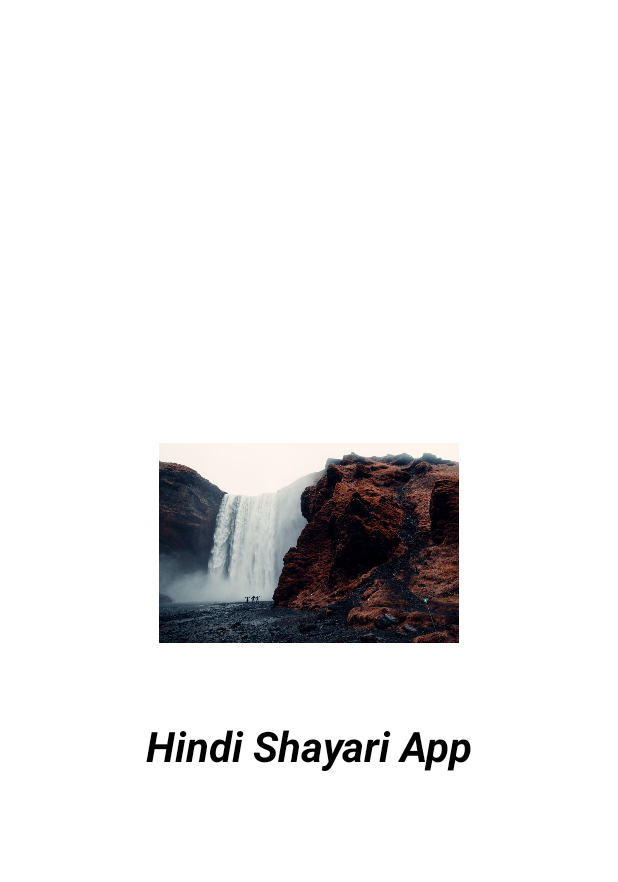
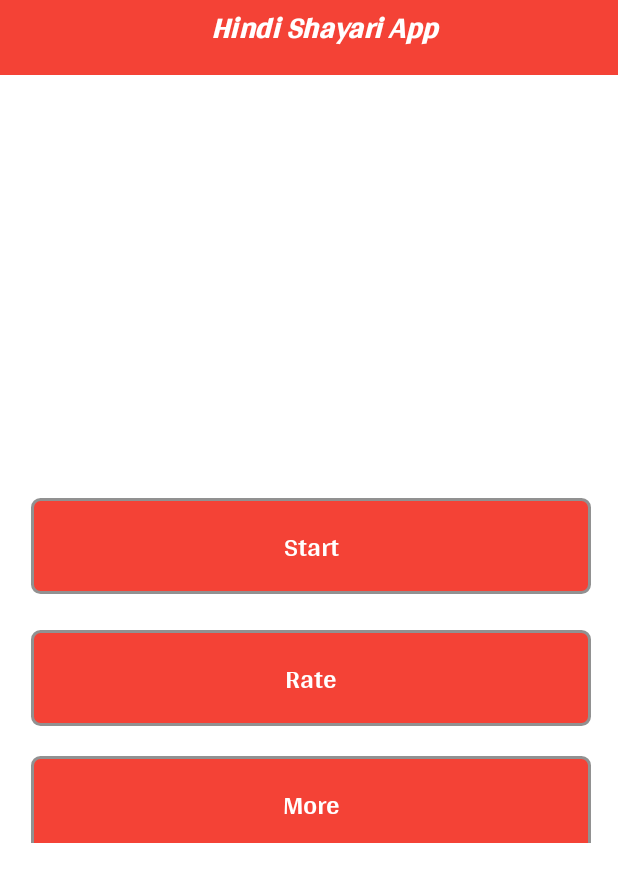
Before and after one commit to Peelu-Dev/Shayari-App, an Android app: the screen it shows after launch (SplashScreen before the commit, StartActivity after it), on a phone screen of 412 x 824 dp. Shown: the top 882 px of the screen. Run offline under Robolectric (Android 15) with nearby library versions, the phone set to English and light mode, and no system bars.

Commit message:
Made Start Screen

```diff
--- a/app/src/main/AndroidManifest.xml
+++ b/app/src/main/AndroidManifest.xml
@@ -14,18 +14,20 @@
         android:theme="@style/Theme.MeriShayari"
         tools:targetApi="31">
         <activity
+            android:name=".StartActivity"
+            android:exported="false" />
+        <activity
             android:name=".SplashScreen"
-            android:exported="true" >
-        <intent-filter>
-            <action android:name="android.intent.action.MAIN" />
+            android:exported="true">
+            <intent-filter>
+                <action android:name="android.intent.action.MAIN" />
 
-            <category android:name="android.intent.category.LAUNCHER" />
-        </intent-filter>
+                <category android:name="android.intent.category.LAUNCHER" />
+            </intent-filter>
         </activity>
         <activity
             android:name=".MainActivity"
-            android:exported="true">
-        </activity>
+            android:exported="true"></activity>
     </application>
 
 </manifest>
--- a/app/src/main/java/com/example/merishayari/SplashScreen.kt
+++ b/app/src/main/java/com/example/merishayari/SplashScreen.kt
@@ -1,11 +1,18 @@
 package com.example.merishayari
 
+import android.content.Intent
 import androidx.appcompat.app.AppCompatActivity
 import android.os.Bundle
+import android.os.Handler
 
 class SplashScreen : AppCompatActivity() {
     override fun onCreate(savedInstanceState: Bundle?) {
         super.onCreate(savedInstanceState)
         setContentView(R.layout.activity_splash_screen)
+
+        Handler().postDelayed(Runnable {
+            startActivity(Intent(this,StartActivity::class.java))
+            finish()
+        },3000)
     }
 }
--- /dev/null
+++ b/app/src/main/java/com/example/merishayari/StartActivity.kt
@@ -0,0 +1,11 @@
+package com.example.merishayari
+
+import androidx.appcompat.app.AppCompatActivity
+import android.os.Bundle
+
+class StartActivity : AppCompatActivity() {
+    override fun onCreate(savedInstanceState: Bundle?) {
+        super.onCreate(savedInstanceState)
+        setContentView(R.layout.activity_start)
+    }
+}
--- /dev/null
+++ b/app/src/main/res/drawable/btn_shape.xml
@@ -0,0 +1,6 @@
+<?xml version="1.0" encoding="utf-8"?>
+<shape android:shape="rectangle" xmlns:android="http://schemas.android.com/apk/res/android">
+    <solid android:color="@color/red"/>
+    <stroke android:width="2dp" android:color="#919191" />
+    <corners android:radius="5dp"/>
+</shape>
--- /dev/null
+++ b/app/src/main/res/layout/activity_start.xml
@@ -0,0 +1,102 @@
+<?xml version="1.0" encoding="utf-8"?>
+<androidx.constraintlayout.widget.ConstraintLayout xmlns:android="http://schemas.android.com/apk/res/android"
+    xmlns:app="http://schemas.android.com/apk/res-auto"
+    xmlns:tools="http://schemas.android.com/tools"
+    android:layout_width="match_parent"
+    android:layout_height="match_parent"
+    android:textAlignment="center"
+    tools:context=".StartActivity">
+
+    <LinearLayout
+        android:id="@+id/linearLayout"
+        android:layout_width="match_parent"
+        android:layout_height="50dp"
+        android:background="@color/red"
+        android:orientation="vertical"
+        app:layout_constraintEnd_toEndOf="parent"
+        app:layout_constraintStart_toStartOf="parent"
+        app:layout_constraintTop_toTopOf="parent">
+
+        <TextView
+            android:layout_width="match_parent"
+            android:layout_height="wrap_content"
+            android:layout_marginStart="20dp"
+            android:fontFamily="@font/bold"
+            android:text="@string/custom_toolbar"
+            android:textAlignment="center"
+            android:textColor="@color/white"
+            android:textSize="20sp"
+            android:textStyle="bold|italic">
+
+        </TextView>
+
+    </LinearLayout>
+
+    <androidx.constraintlayout.widget.ConstraintLayout
+        android:layout_width="409dp"
+        android:layout_height="250dp"
+        android:layout_marginTop="312dp"
+        app:layout_constraintEnd_toEndOf="parent"
+        app:layout_constraintTop_toTopOf="parent">
+
+        <TextView
+            android:layout_width="match_parent"
+            android:layout_height="wrap_content"
+            android:layout_marginTop="20dp"
+            android:orientation="vertical"
+            android:layout_marginStart="18dp"
+            android:layout_marginEnd="18dp"
+            android:background="@drawable/btn_shape"
+            android:fontFamily="@font/bold"
+            android:gravity="center"
+            android:padding="15dp"
+            android:text="@string/start"
+            android:textColor="@color/white"
+            android:textSize="18sp"
+            app:layout_constraintTop_toTopOf="parent"
+            tools:layout_editor_absoluteX="0dp">
+
+        </TextView>
+
+        <TextView
+            android:layout_width="match_parent"
+            android:layout_height="wrap_content"
+            android:layout_marginTop="108dp"
+            android:background="@drawable/btn_shape"
+            android:fontFamily="@font/bold"
+            android:gravity="center"
+            android:layout_marginStart="18dp"
+            android:layout_marginEnd="18dp"
+            android:orientation="vertical"
+            android:padding="15dp"
+            android:text="@string/rate"
+            android:textColor="@color/white"
+            android:textSize="18sp"
+            app:layout_constraintTop_toTopOf="parent"
+            tools:layout_editor_absoluteX="0dp">
+
+        </TextView>
+
+        <TextView
+            android:layout_width="match_parent"
+            android:layout_height="wrap_content"
+            android:layout_marginTop="192dp"
+            android:layout_marginStart="18dp"
+            android:layout_marginEnd="18dp"
+            android:background="@drawable/btn_shape"
+            android:fontFamily="@font/bold"
+            android:gravity="center"
+            android:orientation="vertical"
+            android:padding="15dp"
+            android:text="@string/more"
+            android:textColor="@color/white"
+            android:textSize="18sp"
+            app:layout_constraintTop_toTopOf="parent"
+            tools:layout_editor_absoluteX="0dp">
+
+        </TextView>
+
+    </androidx.constraintlayout.widget.ConstraintLayout>
+
+
+</androidx.constraintlayout.widget.ConstraintLayout>
--- a/app/src/main/res/values/strings.xml
+++ b/app/src/main/res/values/strings.xml
@@ -2,4 +2,8 @@
     <string name="app_name">Meri Shayari</string>
     <string name="logo">TODO</string>
     <string name="spScreenTV">Hindi Shayari App</string>
+    <string name="custom_toolbar">Hindi Shayari App</string>
+    <string name="start">Start</string>
+    <string name="rate">Rate</string>
+    <string name="more">More</string>
 </resources>
```
